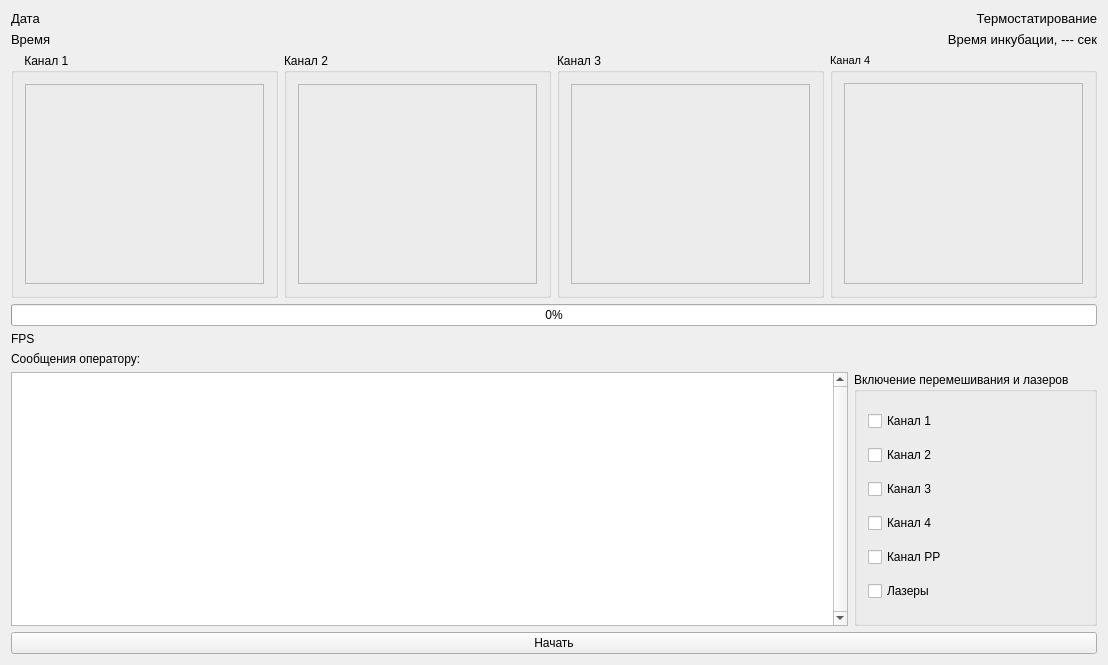
Old version of the form widget.ui in the repository krang4d/Agrekola.
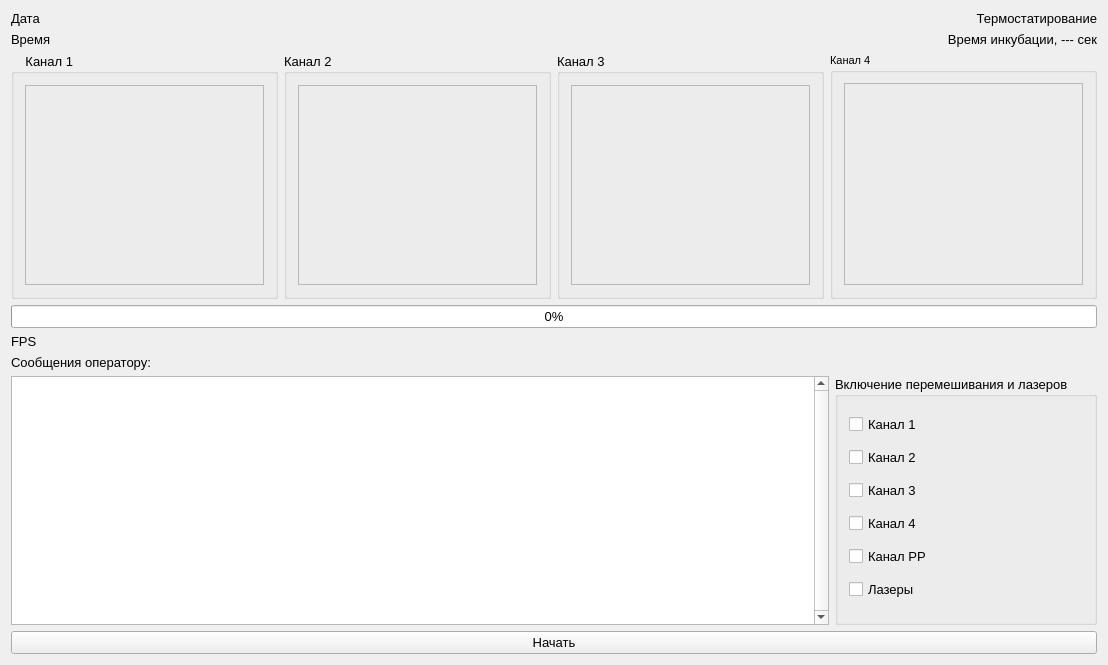
New version of the form. Custom widgets are drawn as their Qt base class.

Diff of the .ui file:
```diff
--- a/widget.ui
+++ b/widget.ui
@@ -12,6 +12,7 @@
   </property>
   <property name="font">
    <font>
+    <pointsize>10</pointsize>
     <weight>50</weight>
     <bold>false</bold>
    </font>
```
